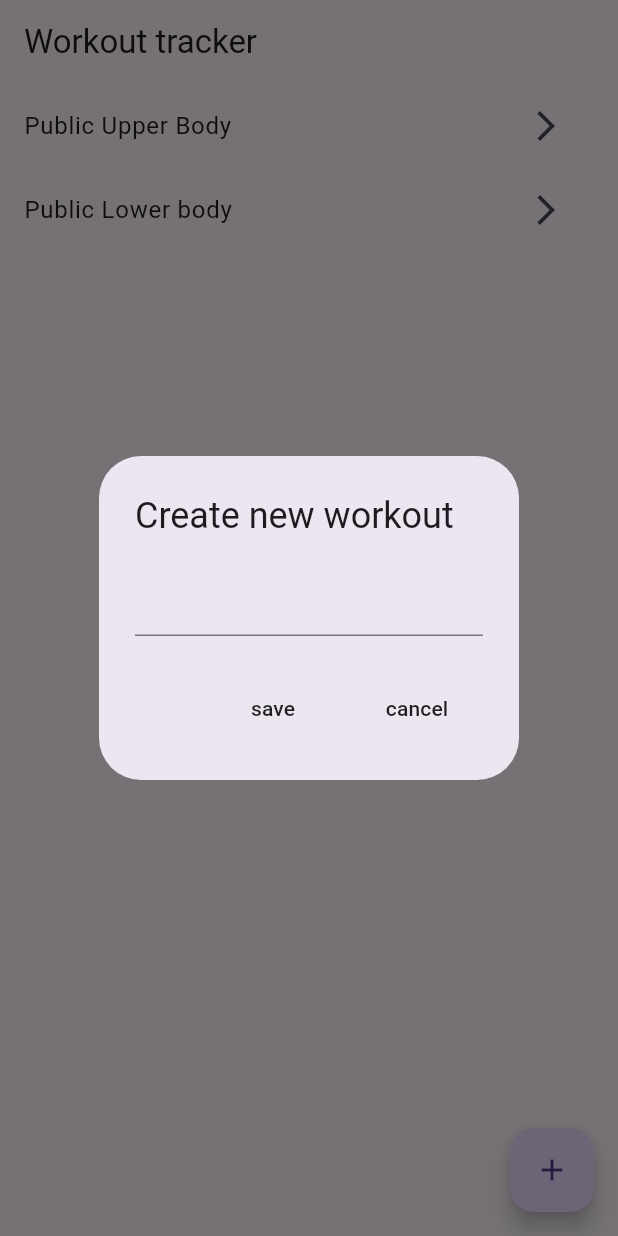
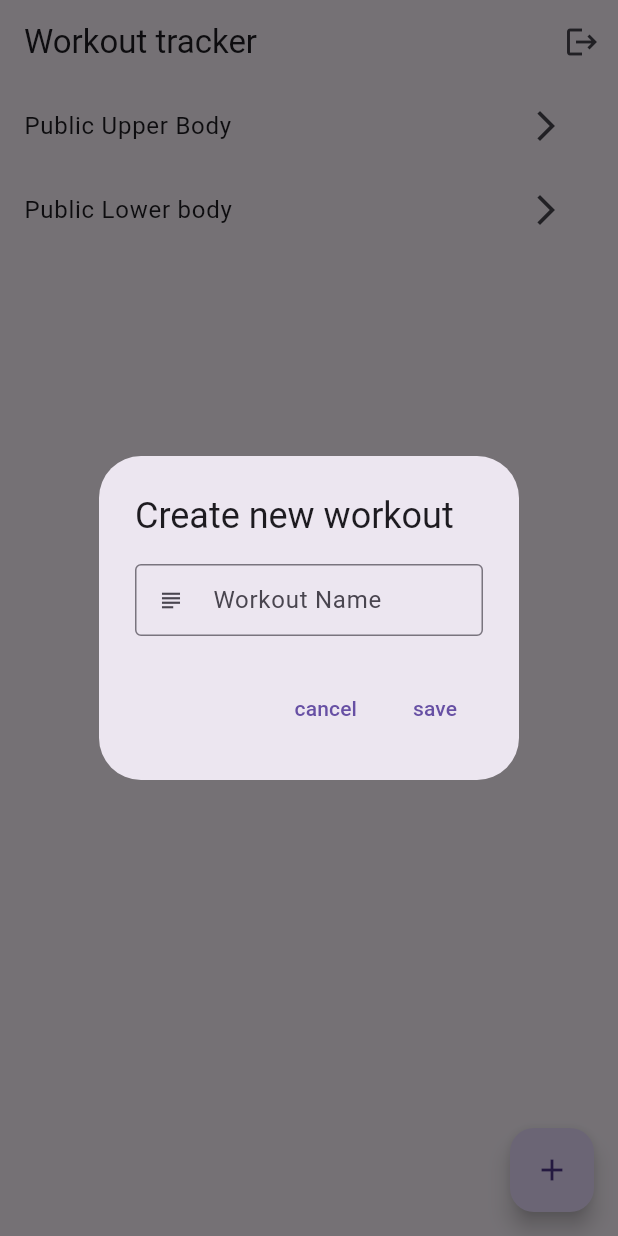
Before and after one commit to JozefSaj/gym_app_flutter, a Flutter app: the screen it shows once a user with an empty profile is signed in, after a tap on the "add" icon, on a phone screen of 412 x 824 dp. Run offline on Flutter 3.47's test engine with Material 2 defaults, Android fonts, the phone set to English and light mode, and no system bars; our stand-ins replace cloud_firestore, firebase_auth, firebase_core; accounts and stored records are empty; generated files the repository leaves out were written again.

Commit message:
deleted text controllers, replaced with form, using textformfield now

```diff
--- a/lib/pages/home_page.dart
+++ b/lib/pages/home_page.dart
@@ -1,3 +1,4 @@
+import 'package:firebase_auth/firebase_auth.dart';
 import 'package:flutter/material.dart';
 import 'package:gym_app_flutter/pages/workout_page.dart';
 import 'package:provider/provider.dart';
@@ -13,25 +14,49 @@ class HomePage extends StatefulWidget {
 
 class _HomePageState extends State<HomePage>{
 
-  final newWorkoutNameController = TextEditingController();
+  String newWorkoutNameController = '';
+  final _formKey = GlobalKey<FormState>();
 
   void createNewWorkout(){
     showDialog(
       context: context,
-        builder: (context) => AlertDialog(
+      builder: (context) => Center(
+        child: SingleChildScrollView(
+          child: AlertDialog(
             title: Text("Create new workout"),
-          content: TextField(
-            controller: newWorkoutNameController,
+            content: Form(
+              key: _formKey,
+                child: Column(
+                  mainAxisSize: MainAxisSize.min,
+                  children: [
+                    TextFormField(
+                      onSaved: (newValue) => newWorkoutNameController = newValue!,
+                      decoration: const InputDecoration(
+                        border: OutlineInputBorder(),
+                        isDense: true,
+                        label: Text('Workout Name'),
+                        prefixIcon: Icon(Icons.subject),
+                      ),
+                      validator: (value) {
+                        if (value == null || value.isEmpty){
+                          return "Workout Name should not be empty";
+                        }
+                      },
+                    )
+                  ],
+                ),
             ),
             actions: [
-            MaterialButton(
-                onPressed: save,
-                child: Text("save")),
-            MaterialButton(
+              TextButton(
                   onPressed: cancel,
                   child: Text("cancel")),
+              TextButton(
+                  onPressed: save,
+                  child: Text("save"))
 
             ],
+          ),
+        ),
       ),
     );
 
@@ -42,21 +67,23 @@ class _HomePageState extends State<HomePage>{
   }
 
   void save(){
-  Provider.of<WorkoutData>(context, listen: false).addWorkout(newWorkoutNameController.text);
+    if (!_formKey.currentState!.validate()) {
+      return;
+    }
+    _formKey.currentState!.save();
+    Provider.of<WorkoutData>(context, listen: false).addWorkout(newWorkoutNameController);
     Navigator.pop(context);
-  newWorkoutNameController.clear();
   }
 
   void cancel(){
     Navigator.pop(context);
-    newWorkoutNameController.clear();
   }
 
 
   @override
   Widget build(BuildContext context){
     return Consumer<WorkoutData>(builder: (context, value, child) => Scaffold(
-      appBar: AppBar(title: Text("Workout tracker")
+      appBar: AppBar(title: Text("Workout tracker"), actions: [IconButton(onPressed: () => FirebaseAuth.instance.signOut(), icon: Icon(Icons.logout))]
       ),
       floatingActionButton: FloatingActionButton(
         onPressed: createNewWorkout,
@@ -67,7 +94,7 @@ class _HomePageState extends State<HomePage>{
           itemBuilder: (context, index) => ListTile(
             title: Text(value.getWorkoutList()[index].name),
             trailing: IconButton(
-              icon: Icon(Icons.arrow_forward_ios),
+              icon: const Icon(Icons.arrow_forward_ios),
               onPressed:() =>
                   goToWorkoutPage(value.getWorkoutList()[index].name),
             ),
```
Lines whose indentation alone changed are shown as unchanged.
